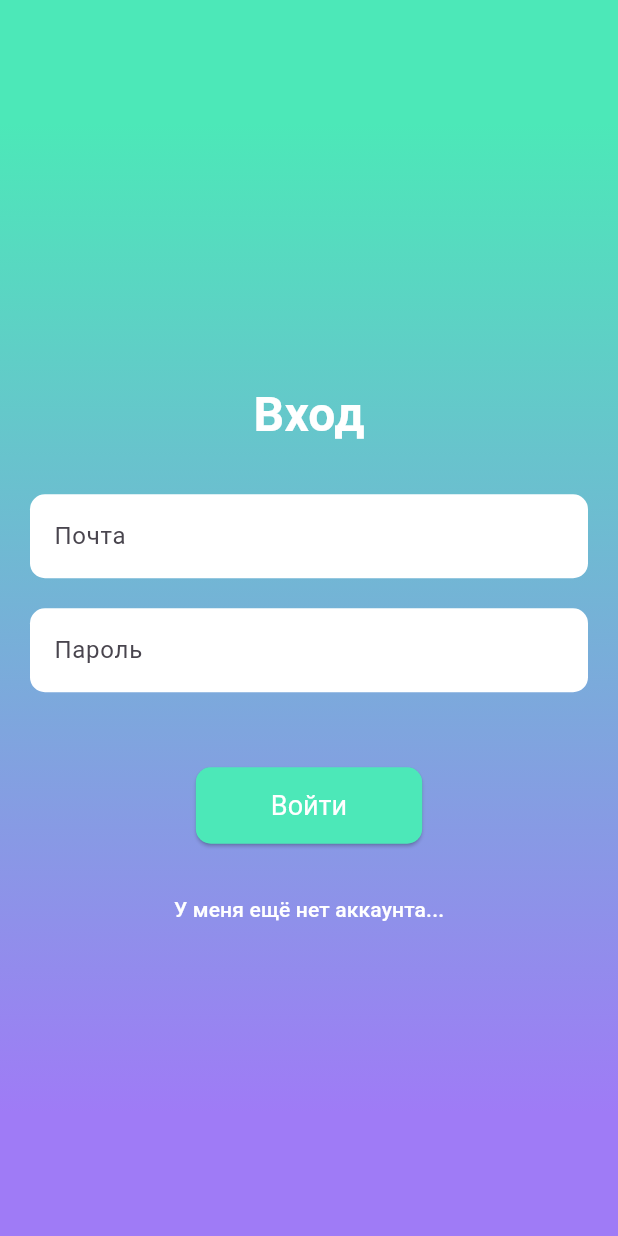
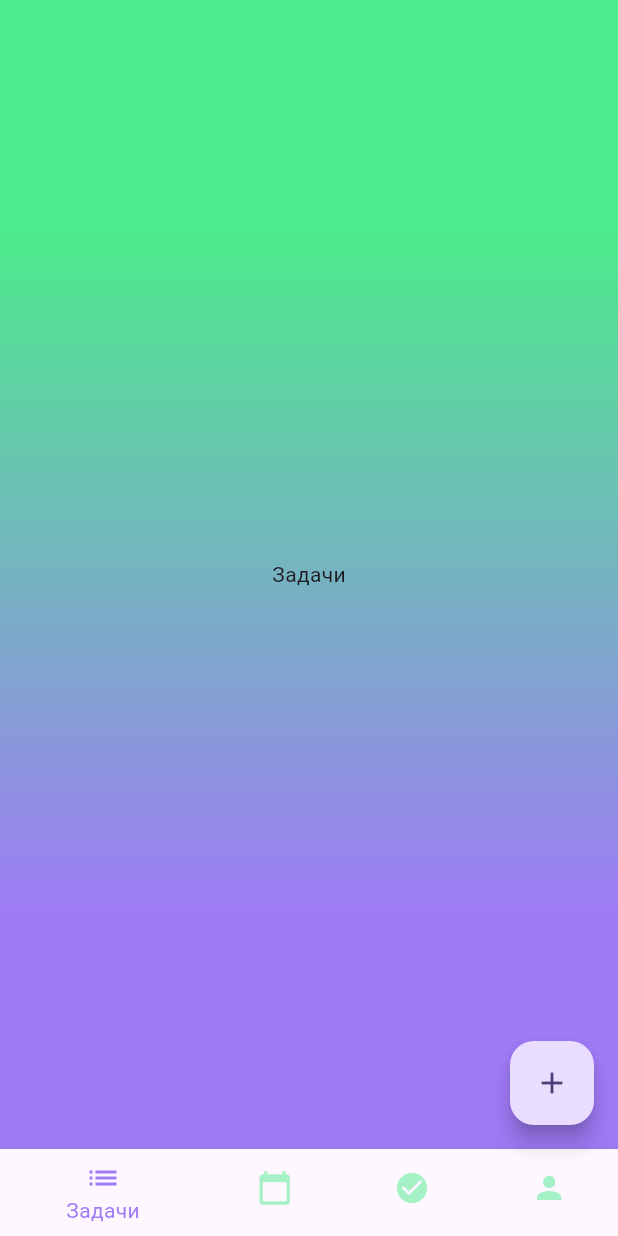
Before and after one commit to APilvas/_ap_3d, a Flutter app: the screen it shows after launch, after a tap on "Войти", on a phone screen of 412 x 824 dp. Run offline on Flutter 3.47's test engine with Material 3 defaults, Android fonts, the phone set to English and light mode, and no system bars.

Commit message:
2_den_Intensiv_Flatter

```diff
--- a/ap_3d/lib/pages/login_page.dart
+++ b/ap_3d/lib/pages/login_page.dart
@@ -1,3 +1,4 @@
+import 'package:ap_3d/pages/main_page.dart';
 import 'package:flutter/material.dart';
 import '../theme/theme.dart';
 
@@ -137,10 +138,10 @@ class _LoginPageState extends State<LoginPage> {
               // Кнопка "Войти"
               ElevatedButton(
                 onPressed: () {
-                  //Navigator.pushReplacement(
-                      //context,
-                      //MaterialPageRoute(
-                          //builder: (context) => const MainPage()));
+                  Navigator.pushReplacement(
+                      context,
+                      MaterialPageRoute(
+                          builder: (context) => const MainPage()));
                 },
                 style: ElevatedButton.styleFrom(
                   backgroundColor: !isLogin
--- /dev/null
+++ b/ap_3d/lib/pages/main_page.dart
@@ -0,0 +1,172 @@
+// Страница Main - главная страница приложения. Версия 23.09.2024
+// Показывает пустую страницу. Внизу - иконки
+// Вызывает Taskpage и ProfilePage
+
+
+import 'package:ap_3d/screens/profile_page.dart';
+import 'package:flutter/material.dart';
+import 'package:ap_3d/theme/theme.dart';
+//import 'package:intl/intl.dart'; // Импортируем пакет intl для форматирования даты
+
+//import '../screens/task_page.dart'; // Импортируем APTheme
+
+class MainPage extends StatefulWidget {
+  const MainPage({Key? key}) : super(key: key);
+
+  @override
+  State<MainPage> createState() => _MainPageState();
+}
+
+class _MainPageState extends State<MainPage> {
+  int _selectedIndex = 0;
+
+  // Для хранения выбранной даты и времени
+  DateTime? _selectedDate;
+
+  static final List<Widget> _widgetOptions = <Widget>[
+    const Center(child: Text('Задачи')), //const TaskPage(),
+    const Center(child: Text('Сегодня')),
+    const Center(child: Text('Выполнено')),
+    const ProfilePage(), // Now shows ProfilePage
+  ];
+
+  void _onItemTapped(int index) {
+    setState(() {
+      _selectedIndex = index;
+    });
+  }
+
+  // Функция для отображения диалогового окна добавления задачи
+  void _showAddTaskDialog(BuildContext context) {
+    showDialog(
+      context: context,
+      builder: (BuildContext context) {
+        return StatefulBuilder( // Используем StatefulBuilder для обновления состояния диалога
+          builder: (context, setState) { // Передаем setState в билдер
+            return AlertDialog(
+              title: const Text('Добавить задачу'),
+              content: SingleChildScrollView( // Оборачиваем в SingleChildScrollView для предотвращения ошибок переполнения
+                child: Column(
+                  mainAxisSize: MainAxisSize.min,
+                  children: [
+                    const TextField(
+                      decoration: InputDecoration(hintText: 'Название задачи'),
+                    ),
+                    const SizedBox(height: 16.0),
+                    const TextField(
+                      decoration: InputDecoration(hintText: 'Описание'),
+                    ),
+                    const SizedBox(height: 16.0),
+                    // Кнопка выбора даты и времени
+                    ElevatedButton(
+                      onPressed: () async {
+                        // Выбираем дату и время
+                        final DateTime? pickedDate = await showDatePicker(
+                          context: context,
+                          initialDate: DateTime.now(),
+                          firstDate: DateTime(2000),
+                          lastDate: DateTime(2101),
+                        );
+                        if (pickedDate != null && pickedDate != _selectedDate) {
+                          final TimeOfDay? pickedTime = await showTimePicker(
+                            context: context,
+                            initialTime: TimeOfDay.now(),
+                          );
+                          if (pickedTime != null) {
+                            setState(() {
+                              _selectedDate = DateTime(
+                                pickedDate.year,
+                                pickedDate.month,
+                                pickedDate.day,
+                                pickedTime.hour,
+                                pickedTime.minute,
+                              );
+                            });
+                          }
+                        }
+                      },
+                      child: Text( 'AA'
+                        //_selectedDate != null
+                        //    ? 'Дедлайн: ${DateFormat('dd.MM.yyyy HH:mm').format(_selectedDate!)}'
+                        //    : 'Выбрать дедлайн',
+                      ),
+                    ),
+                  ],
+                ),
+              ),
+              actions: [
+                TextButton(
+                  onPressed: () {
+                    Navigator.of(context).pop(); // Закрыть диалог
+                  },
+                  child: const Text('Отмена'),
+                ),
+                TextButton(
+                  onPressed: () {
+                    // TODO: Добавить логику сохранения задачи
+                    Navigator.of(context).pop(); // Закрыть диалог
+                  },
+                  child: const Text('Сохранить'),
+                ),
+              ],
+            );
+          },
+        );
+      },
+    );
+  }
+
+
+  @override
+  Widget build(BuildContext context) {
+    return Scaffold(
+      extendBodyBehindAppBar: true,
+      appBar: AppBar(
+        backgroundColor: Colors.transparent, // Прозрачный AppBar
+        elevation: 0, // Убираем тень
+      ),
+      body: Container(
+        decoration: BoxDecoration(
+          gradient: LinearGradient(
+            begin: Alignment.topCenter,
+            end: Alignment.bottomCenter,
+            colors: [
+              DoDidDoneTheme.lightTheme.colorScheme.secondary,
+              DoDidDoneTheme.lightTheme.colorScheme.primary,
+            ],
+            stops: const [0.2, 0.8],
+          ),
+        ),
+        child: Center(
+          child: _widgetOptions.elementAt(_selectedIndex),
+        ),
+      ),
+      floatingActionButton: FloatingActionButton(
+        onPressed: () => _showAddTaskDialog(context),
+        child: const Icon(Icons.add),
+      ),
+      bottomNavigationBar: BottomNavigationBar(
+        items: const <BottomNavigationBarItem>[
+          BottomNavigationBarItem(
+            icon: Icon(Icons.list),
+            label: 'Задачи',
+          ),
+          BottomNavigationBarItem(
+            icon: Icon(Icons.calendar_today),
+            label: 'Сегодня',
+          ),
+          BottomNavigationBarItem(
+            icon: Icon(Icons.check_circle),
+            label: 'Выполнено',
+          ),
+          BottomNavigationBarItem(
+            icon: Icon(Icons.person),
+            label: 'Профиль',
+          ),
+        ],
+        currentIndex: _selectedIndex,
+        onTap: _onItemTapped,
+      ),
+    );
+  }
+}
--- a/ap_3d/lib/theme/theme.dart
+++ b/ap_3d/lib/theme/theme.dart
@@ -5,17 +5,26 @@ class DoDidDoneTheme {
       seedColor: const Color(0xFF9F7BF6), // Primary color
       brightness: Brightness.light,
       primary: const Color(0xFF9F7BF6),  // Primary color
-      secondary: const Color(0xFF4CE8B8),  // Secondary color
+      secondary: const Color(0xFF4CEb8b),  // Secondary color
     ),
     useMaterial3: true,
+
     // Добавляем стиль для кнопок
     elevatedButtonTheme: ElevatedButtonThemeData(
       style: ButtonStyle(
-        foregroundColor:MaterialStateProperty.all<Color>(Colors.white), // Цвет текста кнопки,
-        textStyle: MaterialStateProperty.all<TextStyle>(
+        foregroundColor: MaterialStateProperty.all(Colors.white),
+        backgroundColor: MaterialStateProperty.all<Color>(const Color(0xFF4ceb8b),), // Цвет фона кнопок
+        textStyle: MaterialStateProperty.all(
           const TextStyle(color: Colors.white), // Текст кнопок белый
         ),
       ),
     ),
+
+    bottomNavigationBarTheme: BottomNavigationBarThemeData(
+      selectedItemColor: const Color(0xFF9f7bf6), // Цвет выбранной иконки
+      unselectedItemColor:
+          const Color(0xFF4ceb8b).withOpacity(0.5), // Цвет невыбранной иконки
+      backgroundColor: Colors.transparent, // Прозрачный фон
+    ),
   );
 }
--- a/ap_3d/pubspec.yaml
+++ b/ap_3d/pubspec.yaml
@@ -59,9 +59,8 @@ flutter:
   uses-material-design: true
 
   # To add assets to your application, add an assets section, like this:
-  # assets:
-  #   - images/a_dot_burr.jpeg
-  #   - images/a_dot_ham.jpeg
+  assets:
+    - assets/
 
   # An image asset can refer to one or more resolution-specific "variants", see
   # https://flutter.dev/assets-and-images/#resolution-aware
```
Also changed, not shown: ap_3d/lib/screens/profile_page.dart (added, +102 -0 lines), ap_3d/assets/user8.png (added), 1 other file.
